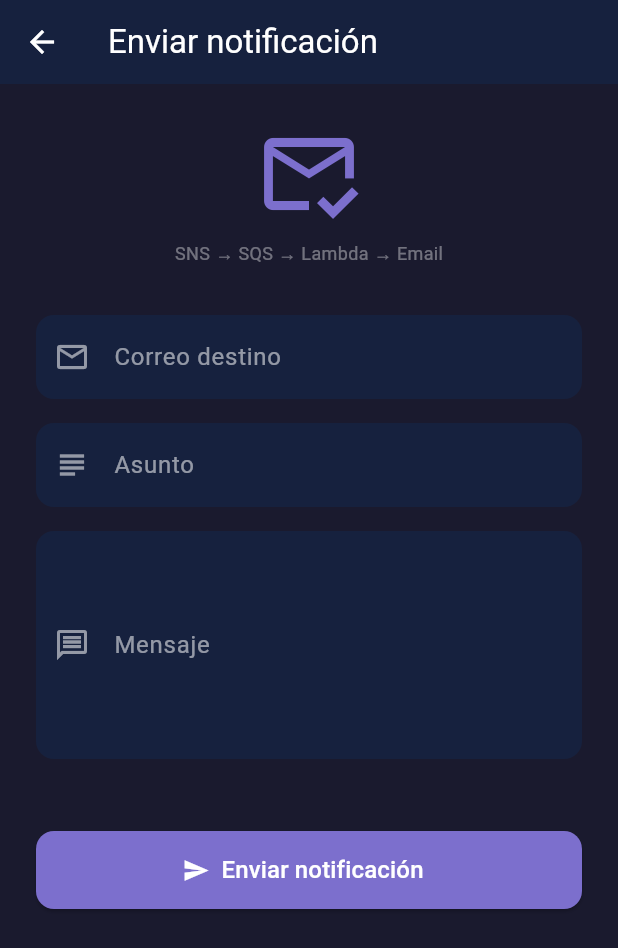
After one commit to lauracd1s/paralelo, a Flutter app: the NotificationView screen opened directly, on a phone screen of 412 x 824 dp. The commit adds this screen. Shown: the top 948 px of the screen. Run offline on Flutter 3.47's test engine with Material 3 defaults, Android fonts, the light colour scheme and no system bars; our stand-ins replace image_picker, shared_preferences; accounts and stored records are empty.

Commit message:
feat: agregar SNS, SQS, notification Lambda y pantalla de notificaciones

```diff
--- a/paralelo_app/lib/core/constants/api_constants.dart
+++ b/paralelo_app/lib/core/constants/api_constants.dart
@@ -1,5 +1,5 @@
 
-const String kBaseUrl = 'http://172.20.10.2:8080/api';
+const String kBaseUrl = 'https://wzz06dh10b.execute-api.us-east-1.amazonaws.com/api';
 const String kAuthRegister  = '$kBaseUrl/auth/register';
 const String kAuthLogin     = '$kBaseUrl/auth/login';
 const String kUsuarios      = '$kBaseUrl/usuarios';
--- /dev/null
+++ b/paralelo_app/lib/features/notifications/services/notification_service.dart
@@ -0,0 +1,15 @@
+import 'dart:convert';
+import 'package:paralelo_app/core/constants/api_constants.dart';
+import 'package:paralelo_app/core/network/api_client.dart';
+
+class NotificationService {
+  Future<Map<String, dynamic>> sendNotification(
+      String email, String subject, String message) async {
+    final res = await ApiClient.post('$kBaseUrl/notifications/send', {
+      'email':   email,
+      'subject': subject,
+      'message': message,
+    });
+    return jsonDecode(res.body);
+  }
+}
--- /dev/null
+++ b/paralelo_app/lib/features/notifications/viewmodels/notification_viewmodel.dart
@@ -0,0 +1,41 @@
+import 'package:flutter/material.dart';
+import 'package:paralelo_app/features/notifications/services/notification_service.dart';
+
+class NotificationViewModel extends ChangeNotifier {
+  final NotificationService _service = NotificationService();
+
+  bool _loading = false;
+  String? _error;
+  String? _success;
+
+  bool get loading   => _loading;
+  String? get error   => _error;
+  String? get success => _success;
+
+  Future<void> sendNotification(String email, String subject, String message) async {
+    _loading = true;
+    _error   = null;
+    _success = null;
+    notifyListeners();
+
+    try {
+      final data = await _service.sendNotification(email, subject, message);
+      if (data.containsKey('message_id')) {
+        _success = 'Mensaje enviado correctamente.';
+      } else {
+        _error = data['error'] ?? 'Error al enviar mensaje.';
+      }
+    } catch (e) {
+      _error = 'Error al enviar mensaje.';
+    }
+
+    _loading = false;
+    notifyListeners();
+  }
+
+  void reset() {
+    _error   = null;
+    _success = null;
+    notifyListeners();
+  }
+}
--- /dev/null
+++ b/paralelo_app/lib/features/notifications/views/notification_view.dart
@@ -0,0 +1,177 @@
+import 'package:flutter/material.dart';
+import 'package:provider/provider.dart';
+import 'package:paralelo_app/features/notifications/viewmodels/notification_viewmodel.dart';
+
+class NotificationView extends StatefulWidget {
+  const NotificationView({super.key});
+
+  @override
+  State<NotificationView> createState() => _NotificationViewState();
+}
+
+class _NotificationViewState extends State<NotificationView> {
+  final _emailCtrl   = TextEditingController();
+  final _subjectCtrl = TextEditingController();
+  final _messageCtrl = TextEditingController();
+
+  @override
+  void dispose() {
+    _emailCtrl.dispose();
+    _subjectCtrl.dispose();
+    _messageCtrl.dispose();
+    super.dispose();
+  }
+
+  @override
+  Widget build(BuildContext context) {
+    return ChangeNotifierProvider(
+      create: (_) => NotificationViewModel(),
+      child: Consumer<NotificationViewModel>(
+        builder: (context, vm, _) => Scaffold(
+          backgroundColor: const Color(0xFF1A1A2E),
+          appBar: AppBar(
+            backgroundColor: const Color(0xFF16213E),
+            foregroundColor: Colors.white,
+            title: const Text('Enviar notificación'),
+          ),
+          body: SingleChildScrollView(
+            padding: const EdgeInsets.all(24),
+            child: Column(
+              crossAxisAlignment: CrossAxisAlignment.stretch,
+              children: [
+
+                // Ícono ilustrativo
+                const Center(
+                  child: Icon(Icons.mark_email_read_outlined,
+                    size: 72, color: Color(0xFF7C6FCD)),
+                ),
+                const SizedBox(height: 8),
+                const Center(
+                  child: Text('SNS → SQS → Lambda → Email',
+                    style: TextStyle(color: Colors.white38, fontSize: 12)),
+                ),
+                const SizedBox(height: 32),
+
+                // Campo email
+                TextField(
+                  controller: _emailCtrl,
+                  keyboardType: TextInputType.emailAddress,
+                  style: const TextStyle(color: Colors.white),
+                  decoration: _deco('Correo destino', Icons.email_outlined),
+                ),
+                const SizedBox(height: 16),
+
+                // Campo asunto
+                TextField(
+                  controller: _subjectCtrl,
+                  style: const TextStyle(color: Colors.white),
+                  decoration: _deco('Asunto', Icons.subject),
+                ),
+                const SizedBox(height: 16),
+
+                // Campo mensaje
+                TextField(
+                  controller: _messageCtrl,
+                  maxLines: 5,
+                  style: const TextStyle(color: Colors.white),
+                  decoration: _deco('Mensaje', Icons.message_outlined),
+                ),
+                const SizedBox(height: 24),
+
+                // Respuesta exitosa
+                if (vm.success != null)
+                  Container(
+                    padding: const EdgeInsets.all(14),
+                    decoration: BoxDecoration(
+                      color: Colors.green.shade900,
+                      borderRadius: BorderRadius.circular(10),
+                    ),
+                    child: Row(
+                      children: [
+                        const Icon(Icons.check_circle, color: Colors.greenAccent),
+                        const SizedBox(width: 10),
+                        Text(vm.success!,
+                          style: const TextStyle(color: Colors.white, fontWeight: FontWeight.w600)),
+                      ],
+                    ),
+                  ),
+
+                // Error
+                if (vm.error != null)
+                  Container(
+                    padding: const EdgeInsets.all(14),
+                    decoration: BoxDecoration(
+                      color: Colors.red.shade900,
+                      borderRadius: BorderRadius.circular(10),
+                    ),
+                    child: Row(
+                      children: [
+                        const Icon(Icons.error_outline, color: Colors.redAccent),
+                        const SizedBox(width: 10),
+                        Text(vm.error!,
+                          style: const TextStyle(color: Colors.white)),
+                      ],
+                    ),
+                  ),
+
+                const SizedBox(height: 24),
+
+                // Botón enviar
+                SizedBox(
+                  height: 52,
+                  child: ElevatedButton.icon(
+                    style: ElevatedButton.styleFrom(
+                      backgroundColor: const Color(0xFF7C6FCD),
+                      shape: RoundedRectangleBorder(
+                        borderRadius: BorderRadius.circular(12)),
+                    ),
+                    icon: vm.loading
+                      ? const SizedBox(width: 20, height: 20,
+                          child: CircularProgressIndicator(color: Colors.white, strokeWidth: 2))
+                      : const Icon(Icons.send, color: Colors.white),
+                    label: Text(
+                      vm.loading ? 'Enviando...' : 'Enviar notificación',
+                      style: const TextStyle(fontSize: 16, color: Colors.white),
+                    ),
+                    onPressed: vm.loading ? null : () => _send(vm),
+                  ),
+                ),
+              ],
+            ),
+          ),
+        ),
+      ),
+    );
+  }
+
+  Future<void> _send(NotificationViewModel vm) async {
+    if (_emailCtrl.text.isEmpty ||
+        _subjectCtrl.text.isEmpty ||
+        _messageCtrl.text.isEmpty) {
+      ScaffoldMessenger.of(context).showSnackBar(
+        const SnackBar(content: Text('Completa todos los campos')));
+      return;
+    }
+    await vm.sendNotification(
+      _emailCtrl.text.trim(),
+      _subjectCtrl.text.trim(),
+      _messageCtrl.text.trim(),
+    );
+    if (vm.success != null) {
+      _emailCtrl.clear();
+      _subjectCtrl.clear();
+      _messageCtrl.clear();
+    }
+  }
+
+  InputDecoration _deco(String label, IconData icon) => InputDecoration(
+    labelText: label,
+    labelStyle: const TextStyle(color: Colors.white54),
+    prefixIcon: Icon(icon, color: Colors.white54),
+    filled: true,
+    fillColor: const Color(0xFF16213E),
+    border: OutlineInputBorder(
+      borderRadius: BorderRadius.circular(12),
+      borderSide: BorderSide.none),
+  );
+}
```
Also changed, not shown: 10 other files.
